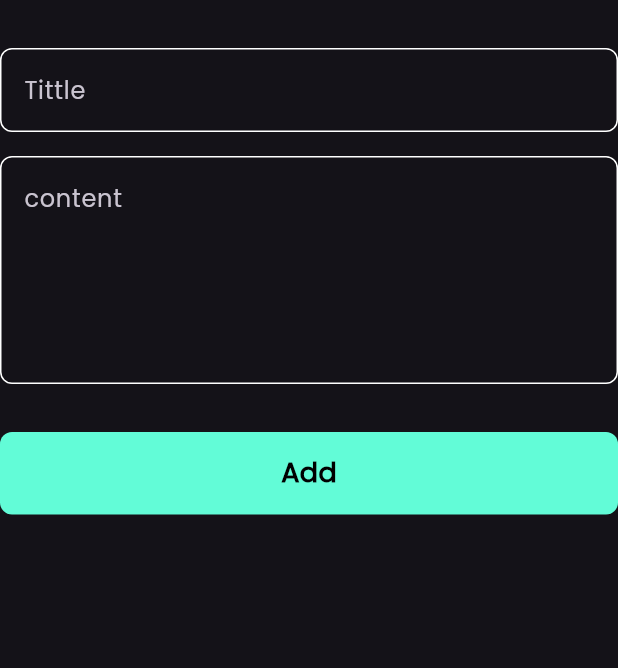
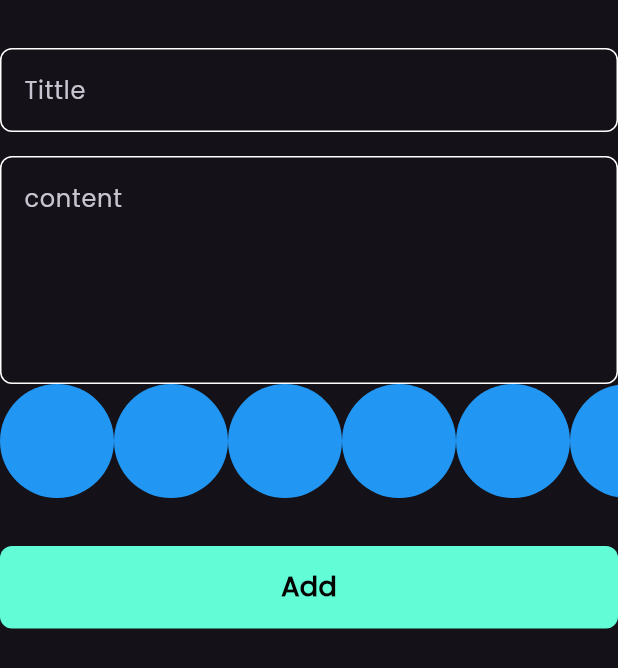
Before and after one commit to SalahYasser/notes_app, a Flutter app: the AddNoteForm widget shown alone on an empty page, opened directly, on a phone screen of 412 x 824 dp. Shown: the top 668 px of the screen. Run offline on Flutter 3.47's test engine with Material 3 defaults, Android fonts, the phone set to English and light mode, and no system bars; our stand-ins replace bloc, flutter_bloc, font_awesome_flutter, hive, hive_flutter; accounts and stored records are empty.

Commit message:
create colors_list_view.dart

```diff
--- a/lib/views/widgets/add_note_form.dart
+++ b/lib/views/widgets/add_note_form.dart
@@ -3,11 +3,14 @@ import 'package:flutter_bloc/flutter_bloc.dart';
 import 'package:intl/intl.dart';
 import 'package:notes_app/cubits/add_note_cubit/add_note_cubit.dart';
 import 'package:notes_app/models/note_model.dart';
+import 'package:notes_app/views/widgets/colors_list_view.dart';
 import 'package:notes_app/views/widgets/custom_button.dart';
 import 'package:notes_app/views/widgets/custom_text_field.dart';
 
 class AddNoteForm extends StatefulWidget {
-  const AddNoteForm({super.key,});
+  const AddNoteForm({
+    super.key,
+  });
 
   @override
   State<AddNoteForm> createState() => _AddNoteFormState();
@@ -45,10 +48,10 @@ class _AddNoteFormState extends State<AddNoteForm> {
             hint: 'content',
             maxLines: 5,
           ),
+          const ColorsListView(),
           const SizedBox(
             height: 32,
           ),
-
           BlocBuilder<AddNoteCubit, AddNoteState>(
             builder: (context, state) {
               return CustomButton(
@@ -59,17 +62,16 @@ class _AddNoteFormState extends State<AddNoteForm> {
 
                     var currentDate = DateTime.now();
 
-                    var formattedCurrentDate = DateFormat('dd - M - yyyy').format(currentDate);
+                    var formattedCurrentDate =
+                        DateFormat('dd - M - yyyy').format(currentDate);
 
                     var noteModel = NoteModel(
                       title: title!,
                       subTitle: subTitle!,
                       date: formattedCurrentDate,
                       color: Colors.blue.value,
-
                     );
                     BlocProvider.of<AddNoteCubit>(context).addNote(noteModel);
-
                   } else {
                     autovalidateMode = AutovalidateMode.always;
                     setState(() {});
--- /dev/null
+++ b/lib/views/widgets/colors_list_view.dart
@@ -0,0 +1,31 @@
+import 'package:flutter/material.dart';
+
+class ColorItem extends StatelessWidget {
+  const ColorItem({super.key});
+
+  @override
+  Widget build(BuildContext context) {
+    return const CircleAvatar(
+      radius: 38,
+      backgroundColor: Colors.blue,
+    );
+  }
+}
+
+class ColorsListView extends StatelessWidget {
+  const ColorsListView({super.key});
+
+  @override
+  Widget build(BuildContext context) {
+    return SizedBox(
+      height: 38 * 2,
+      child: ListView.builder(
+        itemCount: 10,
+        scrollDirection: Axis.horizontal,
+        itemBuilder: (context, index) {
+          return const ColorItem();
+        },
+      ),
+    );
+  }
+}
```
